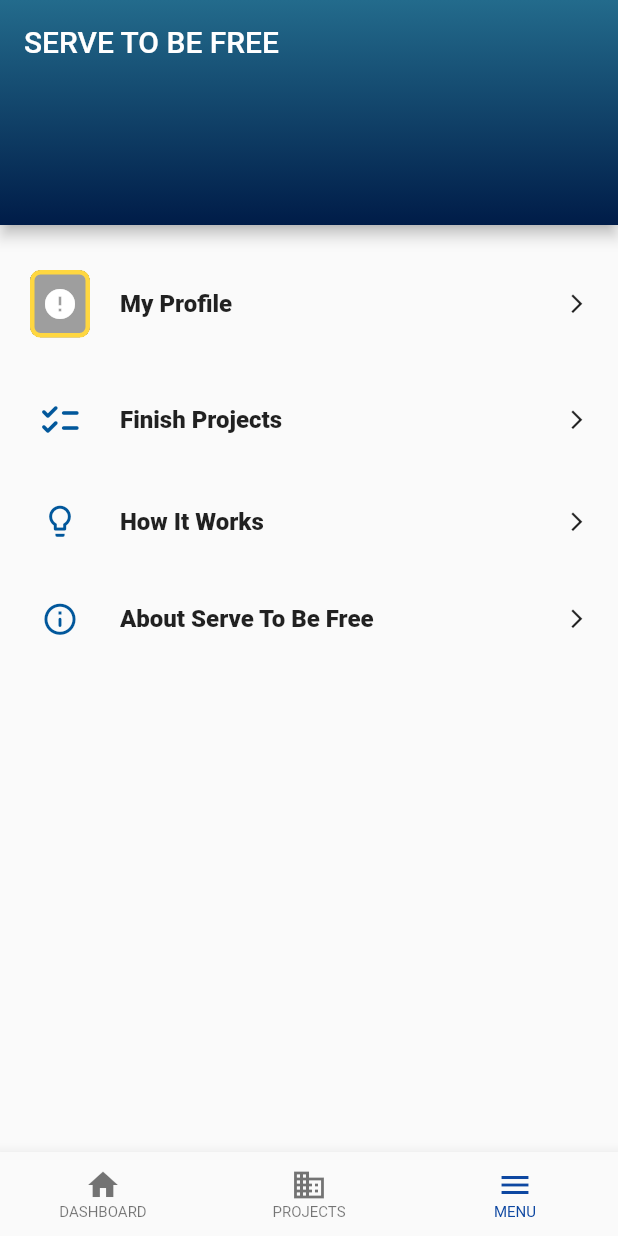
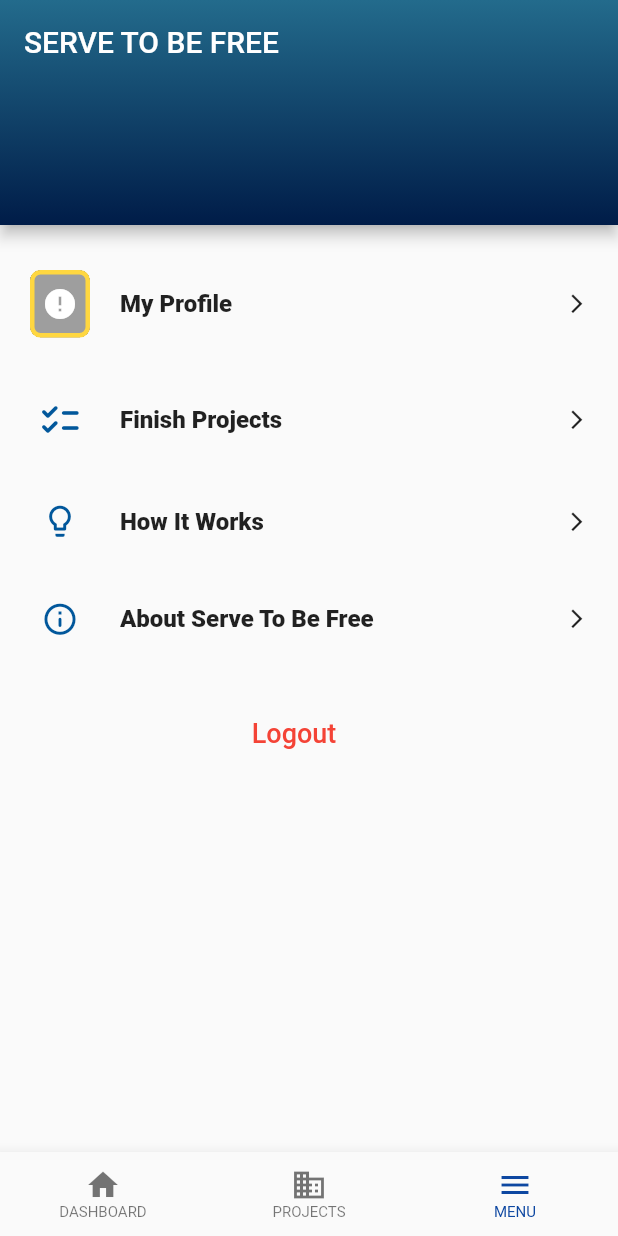
Before and after one commit to techtobefree/libertas, a Flutter app: the MenuPage screen opened by its route, on a phone screen of 412 x 824 dp. Run offline on Flutter 3.47's test engine with Material 2 defaults, Android fonts, the phone set to English and light mode, and no system bars; our stand-ins replace device_preview, flutter_form_builder, form_builder_validators, go_router, image_cropper, image_picker; missing offline and left inert: amplify_api, amplify_auth_cognito, amplify_authenticator, amplify_core, amplify_flutter, bson and 1 more; network calls fail; Roboto replaces fonts that are missing (Comic Sans MS); key blocks and very long unbroken strings in the code were emptied for the run.

Commit message:
logout added

```diff
--- a/apps/serve/lib/screens/menu.dart
+++ b/apps/serve/lib/screens/menu.dart
@@ -1,8 +1,11 @@
 import 'dart:io';
 
+import 'package:amplify_auth_cognito/amplify_auth_cognito.dart';
+import 'package:amplify_flutter/amplify_flutter.dart';
 import 'package:flutter/material.dart';
 import 'package:flutter/src/widgets/framework.dart';
 import 'package:flutter/src/widgets/placeholder.dart';
+import 'package:go_router/go_router.dart';
 import 'package:image_picker/image_picker.dart';
 import 'package:serve_to_be_free/widgets/buttons/menu_button.dart';
 import 'package:serve_to_be_free/widgets/profile_picture.dart';
@@ -24,6 +27,15 @@ class MenuPage extends StatelessWidget {
     this.howItWorksPath,
     this.aboutPath,
   });
+
+  Future<void> signOutCurrentUser() async {
+    final result = await Amplify.Auth.signOut();
+    if (result is CognitoCompleteSignOut) {
+      safePrint('Sign out completed successfully');
+    } else if (result is CognitoFailedSignOut) {
+      safePrint('Error signing user out: ${result.exception.message}');
+    }
+  }
 
   @override
   Widget build(BuildContext context) {
@@ -93,6 +105,23 @@ class MenuPage extends StatelessWidget {
                     ),
                     "About Serve To Be Free",
                     aboutPath),
+                SizedBox(
+                    height:
+                        20), // Add some space between the last item and the logout button
+                TextButton(
+                  onPressed: () {
+                    // Handle Logout action
+                    signOutCurrentUser();
+                    context.go("/login");
+                  },
+                  child: Text(
+                    "Logout",
+                    style: TextStyle(
+                      color: Colors.red, // Change the text color as desired
+                      fontSize: 18,
+                    ),
+                  ),
+                ),
               ],
             )));
   }
--- a/apps/serve/lib/screens/sub_screens/projects_subpages/finish_projects.dart
+++ b/apps/serve/lib/screens/sub_screens/projects_subpages/finish_projects.dart
@@ -107,6 +107,7 @@ class _FinishProjectState extends State<FinishProject> {
   Future<List<dynamic>> getProjects() async {
     // var url = Uri.parse('http://44.203.120.103:3000/projects');
     // var response = await http.get(url);
+    try {
       var userId = Provider.of<UserProvider>(context, listen: false).id;
       var projs = await ProjectHandlers.getMyProjects(userId);
       if (projs.isNotEmpty) {
@@ -121,6 +122,9 @@ class _FinishProjectState extends State<FinishProject> {
         }
         return projects;
       } else {
+        return [];
+      }
+    } catch (exp) {
       throw Exception('Failed to load projects');
     }
   }
```
Lines whose indentation alone changed are shown as unchanged.
